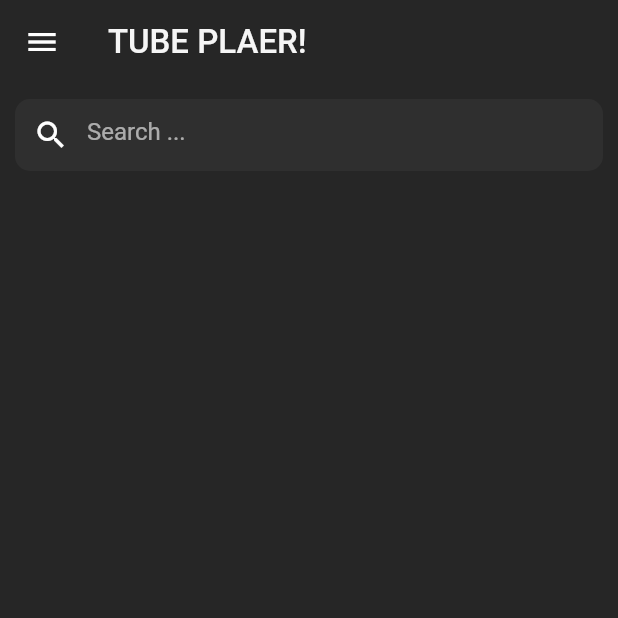
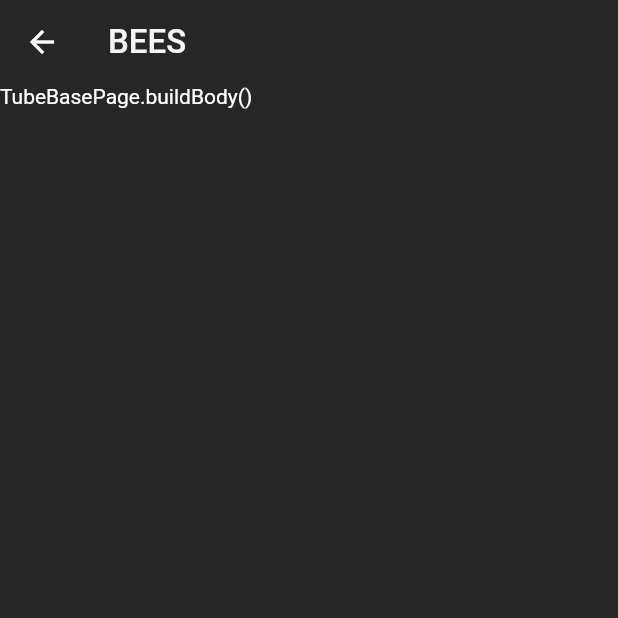
Before and after one commit to ohyesboy/FlutterStarter_Tube, a Flutter app: the screen it shows after launch, after a tap on the "menu" icon, on a phone screen of 412 x 824 dp, the top half of it. Run offline on Flutter 3.47's test engine with Material 2 defaults, Android fonts, the phone set to English and light mode, and no system bars; our stand-ins replace cached_network_image; Roboto replaces fonts that are missing (MediumFont); project files that could hold a hidden picture were left out.

Commit message:
More util methods

```diff
--- a/lib/views/base/tube_base_page.dart
+++ b/lib/views/base/tube_base_page.dart
@@ -1,17 +1,15 @@
-
-
 import 'package:flutter/material.dart';
 import 'package:mytube1/app_styles.dart';
 
 class TubeBasePage extends StatefulWidget {
   TubeBasePage({super.key});
   String title = "BASE TITLE";
+  bool useLeftBackButton = false;
   @override
   State<TubeBasePage> createState() => TubeBasePageState();
 }
 
 class TubeBasePageState<T extends TubeBasePage> extends State<T> {
-
   @override
   Widget build(BuildContext context) {
     return Scaffold(
@@ -27,15 +25,20 @@ class TubeBasePageState<T extends TubeBasePage> extends State<T> {
       backgroundColor: kPageBackgroundColor,
       body: buildBody(),
     );
-
   }
 
-  setState2(){
-    setState(() {
+  navigateToPage(Widget Function() builder) {
+    Navigator.push(context, MaterialPageRoute(builder: (context) => builder()));
+  }
 
-    });
+  setState2() {
+    setState(() {});
   }
+
   Widget buildLeftHeaderButton(BuildContext context) {
+    if(widget.useLeftBackButton)
+      return IconButton(
+        onPressed: () => Navigator.pop(context), icon: Icon(Icons.arrow_back));
     return Icon(Icons.menu);
   }
 
--- /dev/null
+++ b/lib/views/bee_page.dart
@@ -0,0 +1,22 @@
+import 'package:flutter/material.dart';
+import 'package:mytube1/views/base/tube_base_page.dart';
+
+class BeePage extends TubeBasePage {
+
+
+  @override
+  State<BeePage> createState() => _BeePageState();
+}
+
+class _BeePageState extends  TubeBasePageState<BeePage>  {
+
+  @override
+  void initState() {
+    super.initState();
+    widget.title = "BEES";
+    widget.useLeftBackButton = true;
+  }
+
+
+
+}
```
Also changed, not shown: lib/views/other_page.dart (+3 -13 lines), lib/views/start_page.dart (+37 -27 lines).
